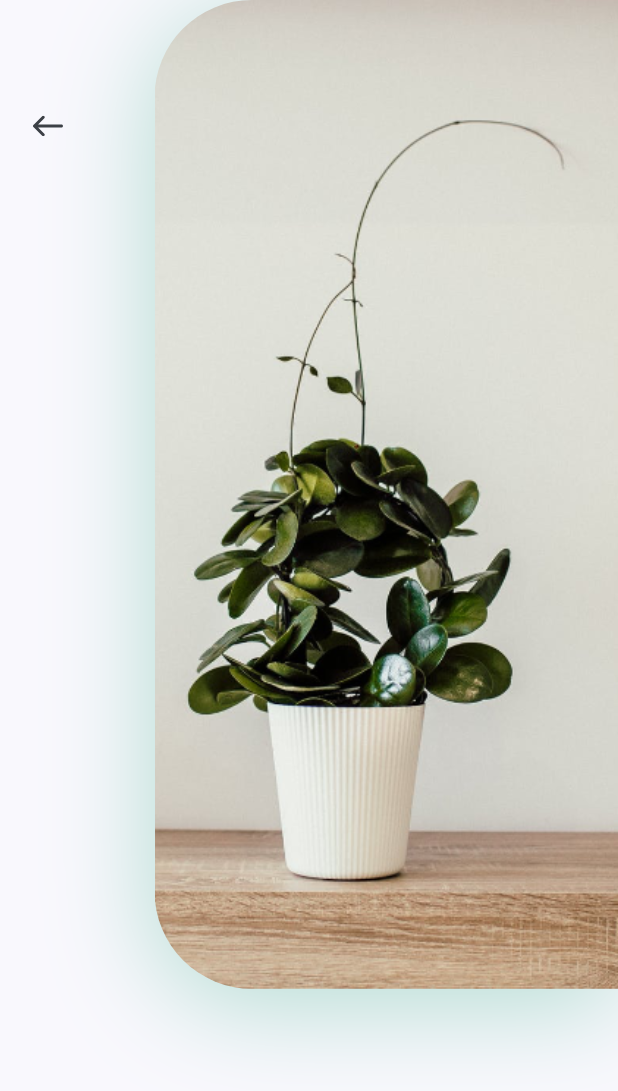
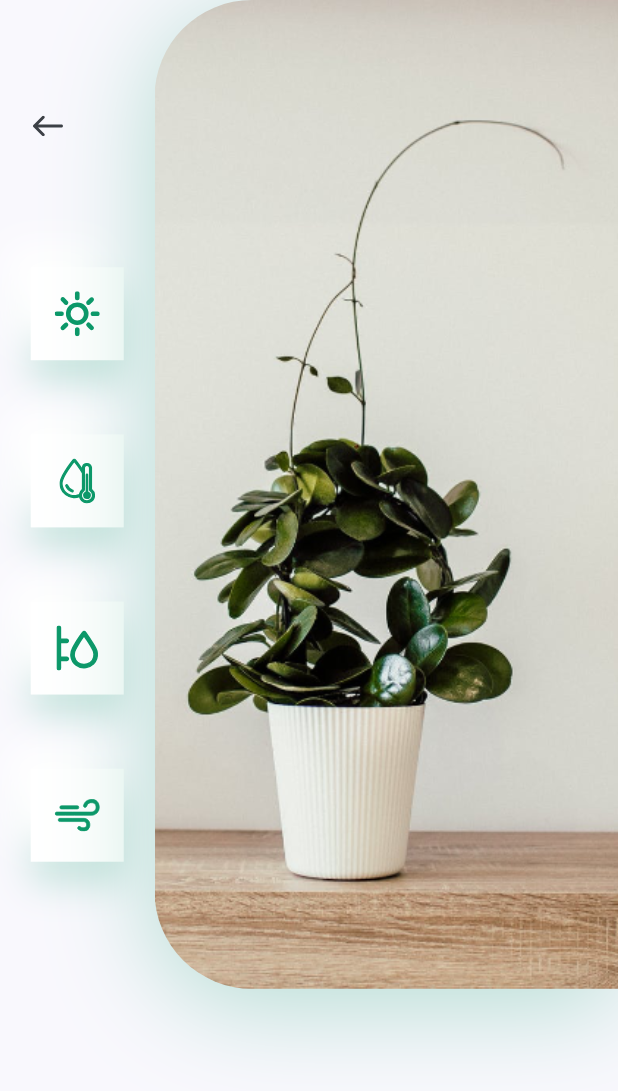
Before and after one commit to harshs0203/SapTrade, a Flutter app: the DetailScreen screen opened directly, on a phone screen of 412 x 824 dp. Shown: the top 1091 px of the screen. Run offline on Flutter 3.47's test engine with Material 2 defaults, Android fonts, the light colour scheme and no system bars; our stand-ins replace flutter_svg.

Commit message:
DetailScreen Icons Added

```diff
--- a/lib/detail/components/body.dart
+++ b/lib/detail/components/body.dart
@@ -12,24 +12,30 @@ class Body extends StatelessWidget {
     return Column(
       children: [
         SizedBox(
-          height: size.height *0.8,
+          height: size.height * 0.8,
           child: Row(
             children: [
               Expanded(
                 child: Padding(
-                  padding: EdgeInsets.symmetric(vertical : kDefaultPadding * 3),
+                  padding: EdgeInsets.symmetric(vertical: kDefaultPadding * 3),
                   child: Column(
                     children: [
                       Align(
                         alignment: Alignment.topLeft,
                         child: IconButton(
-                          padding: EdgeInsets.symmetric(horizontal: kDefaultPadding),
-                            icon: SvgPicture.asset('assets/icons/back_arrow.svg'),
+                            padding: EdgeInsets.symmetric(
+                                horizontal: kDefaultPadding),
+                            icon:
+                                SvgPicture.asset('assets/icons/back_arrow.svg'),
                             onPressed: () {
                               Navigator.pop(context);
                             }),
                       ),
                       Spacer(),
+                      IconCard(image: 'assets/icons/sun.svg',),
+                      IconCard(image: 'assets/icons/icon_2.svg',),
+                      IconCard(image: 'assets/icons/icon_3.svg',),
+                      IconCard(image: 'assets/icons/icon_4.svg',),
                     ],
                   ),
                 ),
@@ -63,3 +69,40 @@ class Body extends StatelessWidget {
     );
   }
 }
+
+class IconCard extends StatelessWidget {
+
+  final String image;
+
+  const IconCard({Key key, this.image}) : super(key: key);
+
+ @override
+  Widget build(BuildContext context) {
+   Size size = MediaQuery.of(context).size;
+
+    return Container(
+      margin: EdgeInsets.symmetric(vertical: size.height*0.03),
+      padding: EdgeInsets.all(kDefaultPadding / 2.5),
+      height: 62,
+      width: 62,
+      decoration: BoxDecoration(
+        color: Colors.white,
+        boxShadow: [
+          BoxShadow(
+            offset: Offset(0, 15),
+            blurRadius: 20,
+            color: kPrimaryColor.withOpacity(0.20),
+          ),
+          BoxShadow(
+            offset: Offset(-15, -15),
+            blurRadius: 20,
+            color: Colors.white,
+          ),
+        ],
+      ),
+      child: IconButton(
+          icon: SvgPicture.asset(image),
+          onPressed: () {}),
+    );
+  }
+}
```
